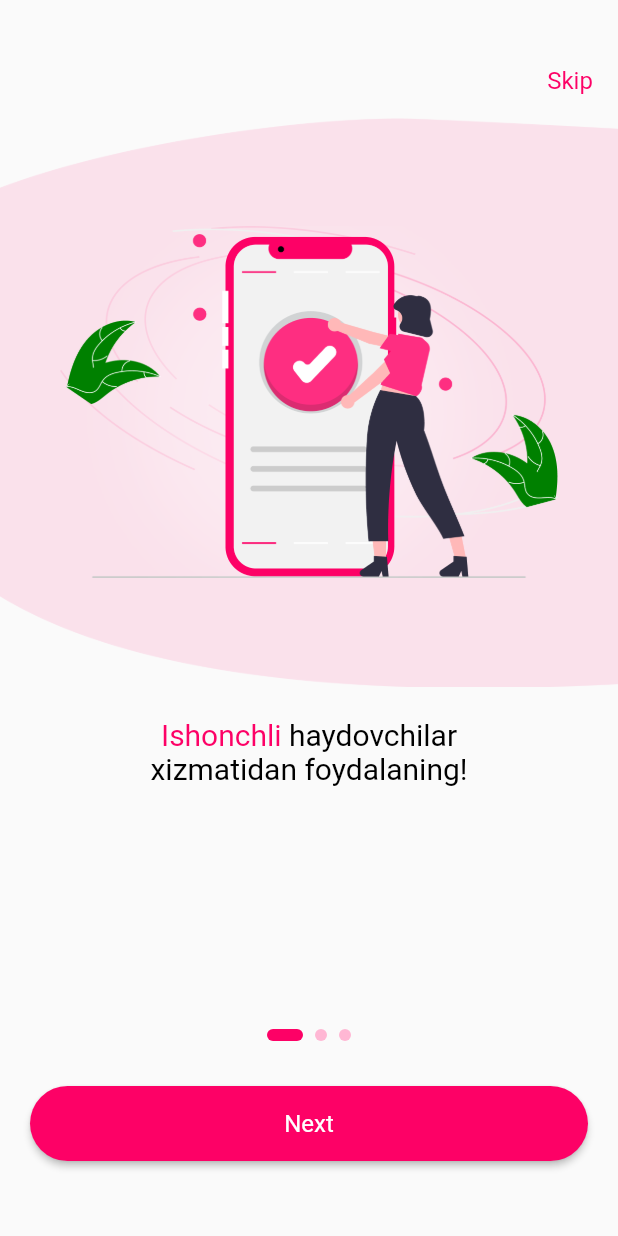
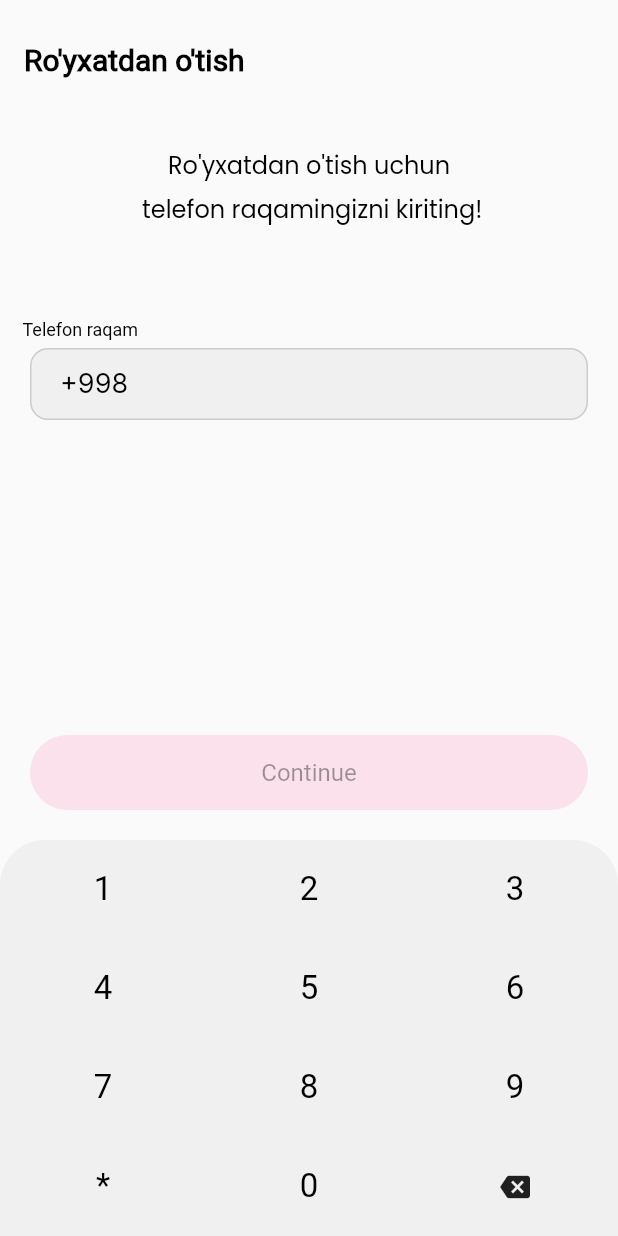
Before and after one commit to alpjamal/lady-taxi, a Flutter app: the screen it shows after launch, on a phone screen of 412 x 824 dp. Run offline on Flutter 3.47's test engine with Material 2 defaults, Android fonts, the phone set to English and light mode, and no system bars; drawn by our look-alikes of smooth_page_indicator.

Commit message:
first page of RegistryScreen is ready

```diff
--- a/lib/main.dart
+++ b/lib/main.dart
@@ -1,7 +1,8 @@
 import 'package:flutter/material.dart';
 
 import './utils/theme.dart';
-import 'ui/onboarding/onboarding_screen.dart';
+// import 'ui/screens/onboarding_screen.dart';
+import 'ui/screens/registry_screen.dart';
 
 void main() => runApp(const MyApp());
 
@@ -13,7 +14,7 @@
     return MaterialApp(
       debugShowCheckedModeBanner: false,
       theme: kthemeData,
-      home: const OnboardingScreen(),
+      home: const RegistryScreen(),
     );
   }
 }
--- a/lib/ui/onboarding/onboarding_screen.dart
+++ b/lib/ui/screens/onboarding_screen.dart
@@ -1,6 +1,7 @@
 import 'package:flutter/material.dart';
 import 'package:smooth_page_indicator/smooth_page_indicator.dart';
 
+import 'registry_screen.dart';
 import '../widgets/onboarding_page_widget.dart';
 import '/../utils/constants.dart';
 import '/../utils/variables.dart';
@@ -13,9 +14,10 @@
 }
 
 class _OnboardingScreenState extends State<OnboardingScreen> {
-  final _controller = PageController();
+  final _pageController = PageController();
 
   bool islast = false;
+  String buttonLabel = 'Next';
 
   @override
   Widget build(BuildContext context) {
@@ -28,28 +30,29 @@
               mainAxisAlignment: MainAxisAlignment.end,
               children: [
                 TextButton(
-                  onPressed: () {},
-                  child: const Text('Skip', style: TextStyle(fontSize: 16, color: kPrimaryColor)),
+                  onPressed: () {
+                    Navigator.of(context).push(MaterialPageRoute(builder: (ctx) => const RegistryScreen()));
+                  },
+                  child: Text('Skip', style: kDefaultTextStyle.copyWith(color: kPrimaryColor)),
                 ),
               ],
             ),
             SizedBox(
               height: 500,
               child: PageView.builder(
-                controller: _controller,
+                controller: _pageController,
+                allowImplicitScrolling: false,
                 itemCount: 3,
                 physics: const NeverScrollableScrollPhysics(),
                 itemBuilder: (ctx, i) {
-                  if (i + 2 == infoSpanList.length) {
-                    islast = true;
-                  }
+                  if (i + 2 == infoSpanList.length) islast = true;
                   return OnboardingPage(index: i + 1);
                 },
               ),
             ),
             const Spacer(),
             SmoothPageIndicator(
-              controller: _controller,
+              controller: _pageController,
               count: 3,
               effect: const ExpandingDotsEffect(
                 activeDotColor: kPrimaryColor,
@@ -62,10 +65,14 @@
               padding: const EdgeInsets.fromLTRB(20, 30, 20, 50),
               child: ElevatedButton(
                 onPressed: () {
-                  _controller.nextPage(duration: const Duration(milliseconds: 300), curve: Curves.fastOutSlowIn);
-                  setState(() {});
+                  if (buttonLabel == 'Start') {
+                    Navigator.of(context).push(MaterialPageRoute(builder: (ctx) => const RegistryScreen()));
+                  } else if (islast) {
+                    setState(() => buttonLabel = 'Start');
+                  }
+                  _pageController.nextPage(duration: const Duration(milliseconds: 300), curve: Curves.fastOutSlowIn);
                 },
-                child: islast ? const Text('Start') : const Text('Next'),
+                child: Text(buttonLabel),
               ),
             ),
           ],
--- /dev/null
+++ b/lib/ui/screens/registry_screen.dart
@@ -0,0 +1,121 @@
+import 'package:flutter/material.dart';
+import 'package:lady_taxi/ui/widgets/registry_pages.dart';
+import 'package:lady_taxi/utils/constants.dart';
+
+class RegistryScreen extends StatefulWidget {
+  const RegistryScreen({super.key});
+
+  @override
+  State<RegistryScreen> createState() => _RegistryScreenState();
+}
+
+class _RegistryScreenState extends State<RegistryScreen> {
+  final TextEditingController _textController = TextEditingController();
+  final _pageController = PageController();
+
+  String userInput = '+998 ';
+  bool buttonDisabled = true;
+
+  @override
+  void initState() {
+    super.initState();
+    _textController.text = userInput;
+  }
+
+  void _updateUserInput() {
+    _textController.text = userInput;
+    _textController.selection = TextSelection.fromPosition(TextPosition(offset: _textController.text.length));
+    if (userInput.startsWith('+998') && userInput.length == 17) {
+      setState(() => buttonDisabled = false);
+    } else if (buttonDisabled == false) {
+      setState(() => buttonDisabled = true);
+    }
+  }
+
+  @override
+  Widget build(BuildContext context) {
+    return SafeArea(
+      child: Scaffold(
+        appBar: AppBar(title: const Text("Ro'yxatdan o'tish")),
+        body: Column(
+          children: [
+            Expanded(
+              child: Column(
+                children: [
+                  const SizedBox(height: 15),
+                  SizedBox(
+                    height: 300,
+                    child: PageView(
+                      controller: _pageController,
+                      allowImplicitScrolling: false,
+                      physics: const NeverScrollableScrollPhysics(),
+                      children: [
+                        RegistryNumberPage(_textController),
+                      ],
+                    ),
+                  ),
+                  const Spacer(),
+                  Padding(
+                    padding: const EdgeInsets.fromLTRB(20, 0, 20, 20),
+                    child: ElevatedButton(
+                        onPressed: buttonDisabled
+                            ? null
+                            : () {
+                                _pageController.nextPage(
+                                    duration: const Duration(milliseconds: 300), curve: Curves.fastOutSlowIn);
+                              },
+                        child: const Text('Continue')),
+                  ),
+                ],
+              ),
+            ),
+            Container(
+              height: 264,
+              decoration: const BoxDecoration(
+                color: kInputFillColor,
+                borderRadius: BorderRadius.only(topLeft: Radius.circular(30), topRight: Radius.circular(30)),
+              ),
+              padding: const EdgeInsets.all(0),
+              margin: const EdgeInsets.all(0),
+              child: GridView.builder(
+                gridDelegate: const SliverGridDelegateWithFixedCrossAxisCount(
+                  crossAxisCount: 3,
+                  mainAxisExtent: 264 / 4,
+                ),
+                physics: const ScrollPhysics(),
+                itemCount: 12,
+                padding: const EdgeInsets.all(0),
+                itemBuilder: (ctx, index) {
+                  return InkWell(
+                    onTap: () {
+                      if (numpadItems[index] == '.' && userInput.length > 5) {
+                        var list = userInput.split('');
+                        list.removeLast();
+                        userInput = list.join();
+                        if (userInput.length > 7) {
+                          userInput = userInput.trimRight();
+                        }
+                        _updateUserInput();
+                      } else if (numpadItems[index] != '*' && numpadItems[index] != '.' && userInput.length < 17) {
+                        userInput += numpadItems[index];
+                        if (userInput.length == 7 || userInput.length == 11 || userInput.length == 14) {
+                          userInput += ' ';
+                        }
+                        _updateUserInput();
+                      }
+                    },
+                    child: Center(
+                      child: numpadItems[index] == '.'
+                          ? const Icon(Icons.backspace, size: 20)
+                          : Text(numpadItems[index], style: kDefaultTextStyle.copyWith(fontSize: 22)),
+                    ),
+                  );
+                },
+              ),
+            ),
+          ],
+        ),
+      ),
+    );
+  }
+}
--- /dev/null
+++ b/lib/ui/widgets/registry_pages.dart
@@ -0,0 +1,35 @@
+import 'package:flutter/material.dart';
+import '../../utils/constants.dart';
+
+class RegistryNumberPage extends StatelessWidget {
+  const RegistryNumberPage(this.textEditingController, {super.key});
+  final TextEditingController textEditingController;
+
+  @override
+  Widget build(BuildContext context) {
+    return Column(
+      children: [
+        Text(
+          "Ro'yxatdan o'tish uchun\n telefon raqamingizni kiriting!",
+          textAlign: TextAlign.center,
+          style: kDefaultTextStyle.copyWith(height: 1.8, fontFamily: 'Poppins'),
+        ),
+        const SizedBox(height: 60),
+        Row(children: [
+          Padding(
+            padding: const EdgeInsets.fromLTRB(15, 0, 0, 5),
+            child: Text('Telefon raqam', style: kDefaultTextStyle.copyWith(fontSize: 12)),
+          ),
+        ]),
+        Padding(
+          padding: const EdgeInsets.fromLTRB(20, 0, 20, 0),
+          child: TextField(
+            keyboardType: TextInputType.none,
+            controller: textEditingController,
+            style: kDefaultTextStyle.copyWith(fontSize: 18, fontFamily: 'Inter'),
+          ),
+        ),
+      ],
+    );
+  }
+}
--- a/lib/utils/constants.dart
+++ b/lib/utils/constants.dart
@@ -1,4 +1,14 @@
 import 'package:flutter/material.dart';
 
 const kPrimaryColor = Color(0xFFFD0166);
+const kPrimaryColorWithOpacity10 = Color(0x1AFD0166);
+const kPrimaryColorWithOpacity30 = Color(0x4DFD0166);
+
 const kOnboardingInfoTextStyle = TextStyle(fontSize: 20, color: Colors.black);
+
+const kInputFillColor = Color(0xFFF0F0F0);
+const kInputBorderColor = Color(0xFFCCCCCC);
+
+const List<String> numpadItems = ['1', '2', '3', '4', '5', '6', '7', '8', '9', '*', '0', '.'];
+
+const kDefaultTextStyle = TextStyle(color: Colors.black, fontSize: 16);
--- a/lib/utils/theme.dart
+++ b/lib/utils/theme.dart
@@ -3,6 +3,13 @@
 
 final kthemeData = ThemeData(
   primaryColor: kPrimaryColor,
+  appBarTheme: const AppBarTheme(
+    toolbarHeight: 80,
+    backgroundColor: Colors.transparent,
+    elevation: 0,
+    foregroundColor: Colors.black,
+    titleTextStyle: TextStyle(color: Colors.black, fontSize: 20, fontWeight: FontWeight.w600),
+  ),
   textButtonTheme: const TextButtonThemeData(
     style: ButtonStyle(
       iconColor: MaterialStatePropertyAll<Color>(kPrimaryColor),
@@ -11,10 +18,26 @@
   fontFamily: 'Roboto',
   elevatedButtonTheme: ElevatedButtonThemeData(
     style: ElevatedButton.styleFrom(
+      disabledBackgroundColor: kPrimaryColorWithOpacity10,
       backgroundColor: kPrimaryColor,
-      textStyle: const TextStyle(fontSize: 16),
+      elevation: 0,
+      textStyle: kDefaultTextStyle,
       minimumSize: const Size.fromHeight(50),
       shape: const StadiumBorder(),
     ),
   ),
+  inputDecorationTheme: const InputDecorationTheme(
+    filled: true,
+    fillColor: kInputFillColor,
+
+    contentPadding: EdgeInsets.fromLTRB(20, 10, 0, 10),
+    enabledBorder: OutlineInputBorder(
+      borderSide: BorderSide(color: kInputBorderColor),
+      borderRadius: BorderRadius.all(Radius.circular(12)),
+    ),
+    focusedBorder: OutlineInputBorder(
+      borderSide: BorderSide(color: kPrimaryColorWithOpacity30),
+      borderRadius: BorderRadius.all(Radius.circular(12)),
+    ),
+  ),
 );
--- a/pubspec.yaml
+++ b/pubspec.yaml
@@ -33,6 +33,12 @@
     - family: Roboto
       fonts:
         - asset: assets/fonts/Roboto-Regular.ttf
+    - family: Inter
+      fonts:
+        - asset: assets/fonts/Inter-Regular.ttf
+    - family: Poppins
+      fonts:
+        - asset: assets/fonts/Poppins-Regular.ttf
   #       - asset: fonts/Schyler-Italic.ttf
   #         style: italic
   #   - family: Trajan Pro
```
Also changed, not shown: assets/fonts/Inter-Regular.ttf (added), assets/fonts/Poppins-Regular.ttf (added).
